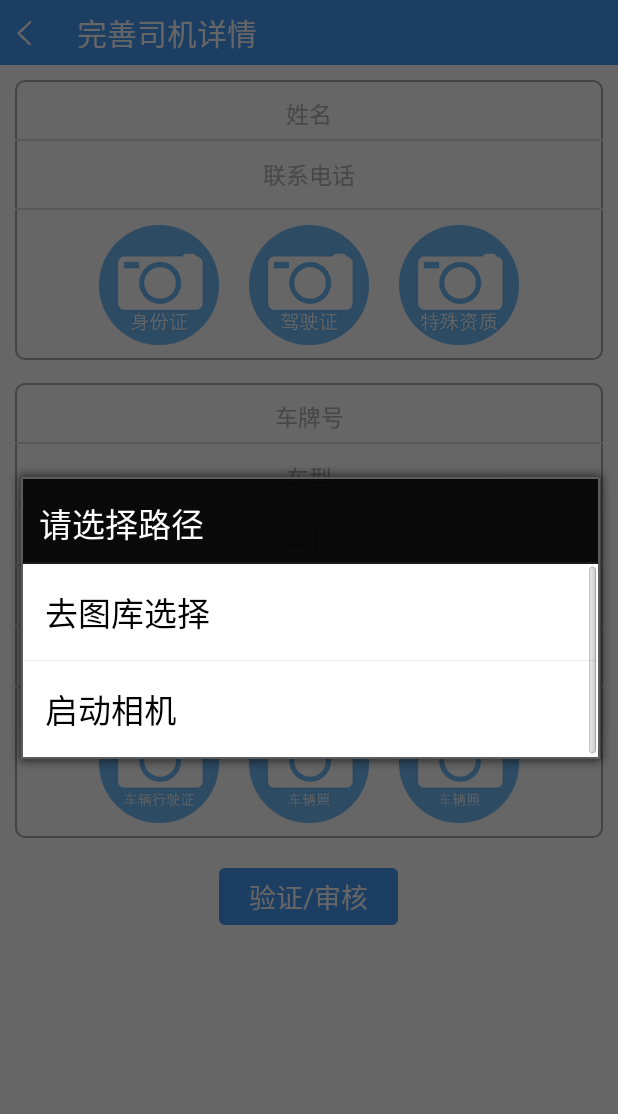
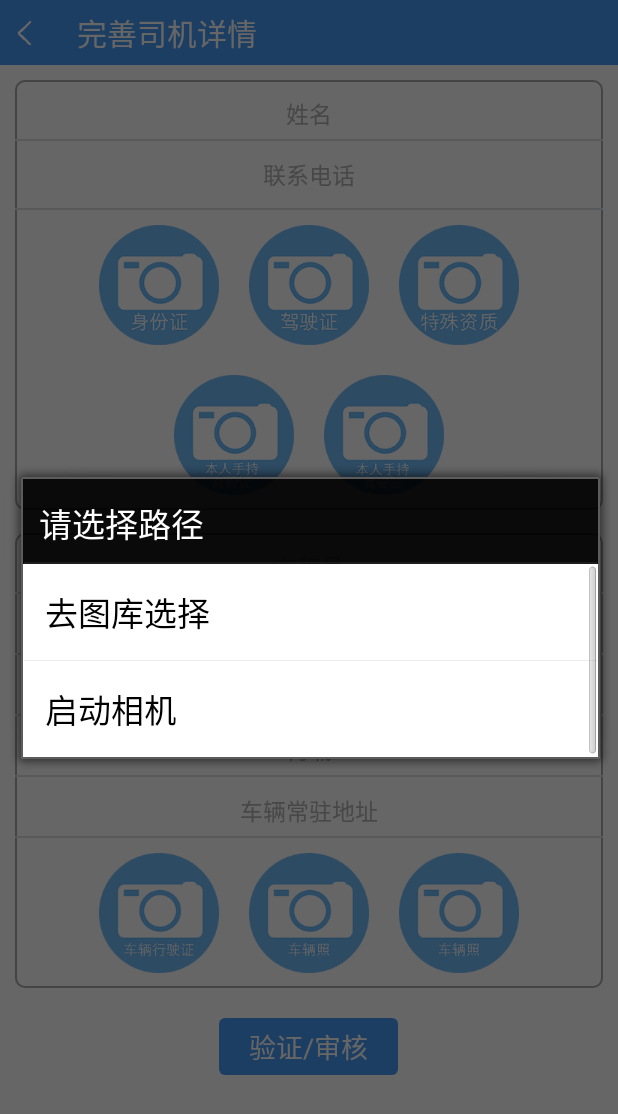
Before and after one commit to soon14/LogisticsTraffic, an Android app: the DetailPhotoActivity screen opened directly, with no data from a screen before it, after a tap on an icon or button, on a phone screen of 412 x 824 dp. Shown: the top 1114 px of the screen. Run offline under Robolectric (Android 15) with nearby library versions, the phone set to English and light mode, and no system bars; our stand-ins replace CircleImageView; libraries missing offline, so code that uses them is left out: com.alibaba.fastjson, com.squareup.okhttp; pictures from the network do not load; 2 statements that could not run were skipped.

Commit message:
- 浮窗的适配问题，小米和其他系统的区别 - oppo手机的适配问题（内存空间不足） - 手持身份证、手持驾驶证图片替换 - 软件竖屏限制 - 短信的本地保存 读取 默认设置有效时间为5分钟 - 线上微信支付测试 - 支付成功后 用户名后面加Vip图标 - 定位城市的图片拉伸规则

```diff
--- a/app/src/main/java/com/bt/zhangzy/logisticstraffic/activity/ForgetActivity.java
+++ b/app/src/main/java/com/bt/zhangzy/logisticstraffic/activity/ForgetActivity.java
@@ -69,7 +69,7 @@ public class ForgetActivity extends BaseActivity {
             showToast("内容不能为空");
             return;
         }
-        if (SMSCodeHelper.getInstance().checkVerificationCode(input_code)) {
+        if (SMSCodeHelper.getInstance().checkVerificationCode(this,input_code)) {
             request_Login(nameStr, input_code);
         } else {
             showToast("验证码错误");
--- a/app/src/main/java/com/bt/zhangzy/logisticstraffic/activity/RegisterActivity.java
+++ b/app/src/main/java/com/bt/zhangzy/logisticstraffic/activity/RegisterActivity.java
@@ -117,7 +117,7 @@ public class RegisterActivity extends BaseActivity {
             return;
         }
         verfication = verficationEd.getText().toString().trim();
-        if (!SMSCodeHelper.getInstance().checkVerificationCode(verfication)) {
+        if (!SMSCodeHelper.getInstance().checkVerificationCode(this,verfication)) {
             showToast("验证码错误");
             return;
         }
--- a/app/src/main/java/com/bt/zhangzy/logisticstraffic/activity/VerificationActivity.java
+++ b/app/src/main/java/com/bt/zhangzy/logisticstraffic/activity/VerificationActivity.java
@@ -58,7 +58,7 @@ public class VerificationActivity extends BaseActivity {
         //test 万能验证码
         if (AppParams.DEBUG && verfication.equals("0000")) {
 
-        } else if (!SMSCodeHelper.getInstance().checkVerificationCode(verfication)) {
+        } else if (!SMSCodeHelper.getInstance().checkVerificationCode(this,verfication)) {
             showToast("验证码错误");
             return;
         }
--- a/app/src/main/java/com/bt/zhangzy/network/UploadImageHelper.java
+++ b/app/src/main/java/com/bt/zhangzy/network/UploadImageHelper.java
@@ -57,8 +57,10 @@ public class UploadImageHelper {
     JsonCallback rspCallback = new JsonCallback() {
         @Override
         public void onSuccess(String msg, String result) {
-            activity.showToast("图片上传成功" + msg);
-            activity.cancelProgress();
+            if(activity!=null) {
+                activity.showToast("图片上传成功" + msg);
+                activity.cancelProgress();
+            }
             final String uploadImgURL = /*AppURL.HostDebug + */result;
             Log.i(TAG, "上传图片地址：" + uploadImgURL);
             if (activity != null) {
@@ -76,8 +78,10 @@ public class UploadImageHelper {
 
         @Override
         public void onFailed(String str) {
-            activity.showToast("图片上传失败：" + str);
-            activity.cancelProgress();
+            if(activity!=null) {
+                activity.showToast("图片上传失败：" + str);
+                activity.cancelProgress();
+            }
         }
     };
 
@@ -86,6 +90,7 @@ public class UploadImageHelper {
     }
 
     private void uploadFile(File file) {
+        if(activity!=null)
         activity.showProgress("图片上传中...");
         //  照片上传逻辑
 //        UploadFileTask task = new UploadFileTask(AppURL.UpLoadImage);
--- a/app/src/main/res/layout/activity_detail_devices.xml
+++ b/app/src/main/res/layout/activity_detail_devices.xml
@@ -96,6 +96,32 @@
                         android:onClick="onClick_Photo"
                         android:scaleType="fitCenter"
                         android:src="@drawable/detail_tszz_s" />
+                </LinearLayout>
+
+                <LinearLayout
+                    android:layout_width="match_parent"
+                    android:layout_height="wrap_content"
+                    android:gravity="center"
+                    android:orientation="horizontal">
+
+                    <ImageView
+                        android:id="@+id/driver_sfz_sc_img"
+                        android:layout_width="80dp"
+                        android:layout_height="80dp"
+                        android:layout_margin="10dp"
+                        android:onClick="onClick_Photo"
+                        android:scaleType="fitCenter"
+                        android:src="@drawable/detail_sfz_sc" />
+
+                    <ImageView
+                        android:id="@+id/devices_jsz_sc_img"
+                        android:layout_width="80dp"
+                        android:layout_height="80dp"
+                        android:layout_margin="10dp"
+                        android:onClick="onClick_Photo"
+                        android:scaleType="fitCenter"
+                        android:src="@drawable/detail_jsz_sc" />
+
                 </LinearLayout>
 
             </LinearLayout>
--- a/app/src/main/res/layout/activity_location.xml
+++ b/app/src/main/res/layout/activity_location.xml
@@ -56,6 +56,7 @@
             android:layout_width="match_parent"
             android:layout_height="100dp"
             android:layout_margin="10dp"
+            android:scaleType="fitXY"
             android:background="@color/main_bg_color" />
 
         <TextView
```
Also changed, not shown: app/build.gradle (+4 -4 lines), app/src/main/AndroidManifest.xml (+8 -6 lines), app/src/main/java/com/bt/zhangzy/logisticstraffic/activity/DetailPhotoActivity.java (+28 -4 lines), app/src/main/java/com/bt/zhangzy/logisticstraffic/activity/HomeActivity.java (+26 -3 lines), app/src/main/java/com/bt/zhangzy/logisticstraffic/activity/MainActivity.java (+10 -0 lines), app/src/main/java/com/bt/zhangzy/logisticstraffic/app/LogisticsTrafficApplication.java (+22 -2 lines), app/src/main/java/com/bt/zhangzy/logisticstraffic/fragment/UserFragment.java (+19 -12 lines), app/src/main/java/com/bt/zhangzy/logisticstraffic/view/FloatView.java (+20 -4 lines), app/src/main/java/com/bt/zhangzy/network/SMSCodeHelper.java (+40 -1 lines), app/src/main/java/com/bt/zhangzy/tools/ContextTools.java (+4 -41 lines), app/src/main/res/layout/fragment_user.xml (+9 -4 lines), weixinpay/src/main/java/com/bt/zhangzy/logisticstraffic/d/pay/WeiXinPay.java (+7 -1 lines), app/src/main/res/drawable-xhdpi/detail_jsz_sc.png (added), app/src/main/res/drawable-xhdpi/detail_sfz_sc.png (added), 2 other files. Lines whose indentation alone changed are shown as unchanged.
